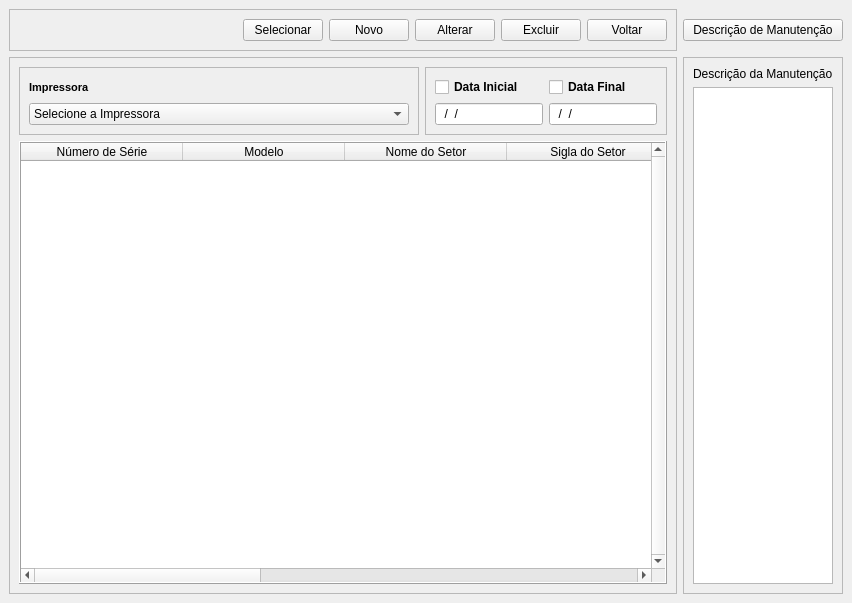
Before: the Qt Designer form View/Telas/CD_Manutencao.ui in Blastoles/ProjetoSCGI, drawn with Qt 5.
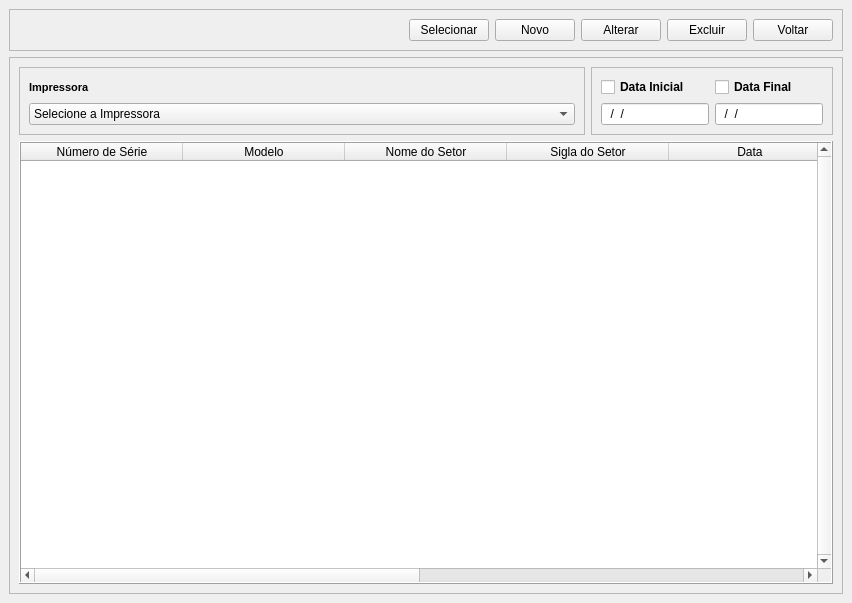
After: the same form once the commit is applied. Icons and pictures are not drawn.

```diff
--- a/View/Telas/CD_Manutencao.ui
+++ b/View/Telas/CD_Manutencao.ui
@@ -378,35 +378,6 @@
       </layout>
      </widget>
     </item>
-    <item row="1" column="1">
-     <widget class="QFrame" name="frame_5">
-      <property name="frameShape">
-       <enum>QFrame::StyledPanel</enum>
-      </property>
-      <property name="frameShadow">
-       <enum>QFrame::Raised</enum>
-      </property>
-      <layout class="QGridLayout" name="gridLayout_4">
-       <item row="1" column="0">
-        <widget class="QTextBrowser" name="textBrowser"/>
-       </item>
-       <item row="0" column="0">
-        <widget class="QLabel" name="label_3">
-         <property name="text">
-          <string>Descrição da Manutenção</string>
-         </property>
-        </widget>
-       </item>
-      </layout>
-     </widget>
-    </item>
-    <item row="0" column="1">
-     <widget class="QPushButton" name="pushButton">
-      <property name="text">
-       <string>Descrição de Manutenção</string>
-      </property>
-     </widget>
-    </item>
    </layout>
   </widget>
  </widget>
```
Left out of the diff: 36 changed lines with no effect on the pictures.
